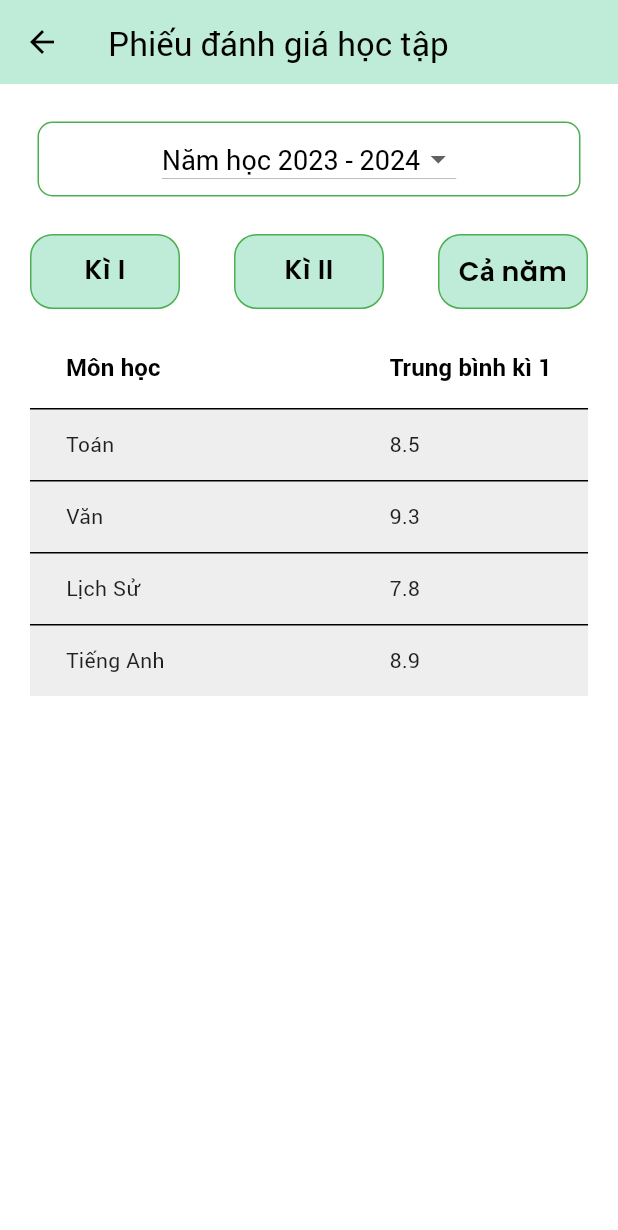
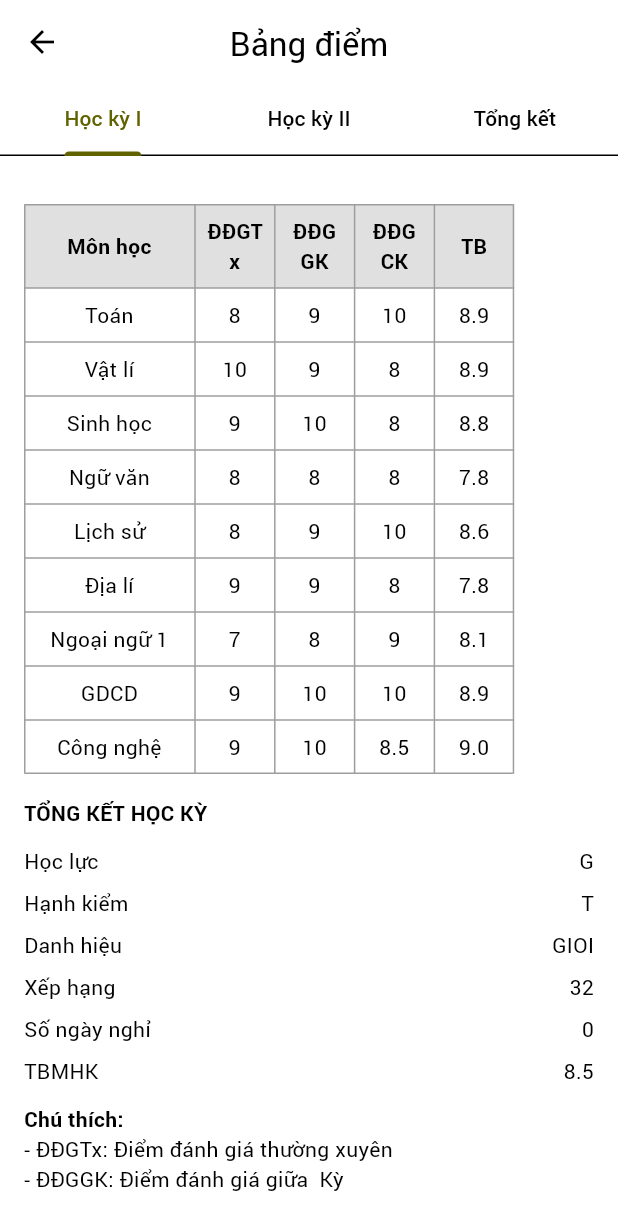
Before and after one commit to Hnamsouth/project_sem4_flutter_app_mobile, a Flutter app: the AllActionScreen screen opened directly, after a tap on an icon or button, on a phone screen of 412 x 824 dp. Shown: the top 1230 px of the screen. Run offline on Flutter 3.47's test engine with Material 3 defaults, Android fonts, the phone set to English and light mode, and no system bars; our stand-ins replace cloud_firestore, dio, equatable, firebase_core, firebase_storage, flutter_easyloading and 12 more; missing offline and left inert: quickly; accounts and stored records are empty.

Commit message:
hiien cm

```diff
--- a/lib/screens/parents/action/allAction.dart
+++ b/lib/screens/parents/action/allAction.dart
@@ -3,8 +3,8 @@ import 'package:flutter/material.dart';
 import 'package:font_awesome_flutter/font_awesome_flutter.dart';
 import 'package:get/get.dart';
 import 'package:get/get_core/src/get_main.dart';
-import 'package:project_sem4_flutter_app_mobile/screens/parents/action/learning/learning_assessment.dart';
 import 'package:project_sem4_flutter_app_mobile/screens/parents/action/meal/meal_screen.dart';
+import 'package:project_sem4_flutter_app_mobile/screens/parents/action/report/report_card.dart';
 import 'package:project_sem4_flutter_app_mobile/screens/parents/action/schedule/schedule_screen.dart';
 import 'package:project_sem4_flutter_app_mobile/screens/parents/action/student/student_infor.dart';
 import 'package:project_sem4_flutter_app_mobile/screens/parents/action/schedule/schedule_screen.dart';
@@ -47,10 +47,10 @@ class _AllActionScreenState extends State<AllActionScreen> {
     },
 
     {
-      'title': "Phiếu đánh giá học tập",
+      'title': "Bảng điểm",
       'icon': FontAwesomeIcons.calendarDay,
       'action': () => {
-        Get.to(LeaningAssessmentScreen())
+        Get.to(ReportCardScreen())
       },
       'color': Colors.yellow
     },
--- a/lib/screens/parents/action/learning/learning_assessment.dart
+++ /dev/null
@@ -1,187 +0,0 @@
-import 'package:flutter/cupertino.dart';
-import 'package:flutter/material.dart';
-import 'package:flutter/widgets.dart';
-import 'package:project_sem4_flutter_app_mobile/screens/widgets/my_button.dart';
-
-const List<String> list = <String>[
-  'Năm học 2023 - 2024',
-  'Năm học 2024 - 2025',
-  'Năm học 2025 - 2026',
-  'Năm học 2026 - 2027'
-];
-
-final List<String> entries = <String>['A', 'B', 'C'];
-final List<int> colorCodes = <int>[600, 500, 100];
-
-class LeaningAssessmentScreen extends StatefulWidget {
-  const LeaningAssessmentScreen({super.key});
-
-  @override
-  State<LeaningAssessmentScreen> createState() => _LeaningAssessmentState();
-}
-
-class _LeaningAssessmentState extends State<LeaningAssessmentScreen> {
-  String dropdownValue = list.first;
-
-  late int _selectedIndex;
-
-  final List<Subject> subjects = [
-    Subject('Toán', 8.5, 7.8),
-    Subject('Văn', 9.3, 8.7),
-    Subject('Lịch Sử', 7.8, 7.2),
-    Subject('Tiếng Anh', 8.9, 8.3),
-  ];
-  @override
-  void initState() {
-    super.initState();
-    _selectedIndex = 0; // Mặc định hiển thị tab cho kỳ học 1
-  }
-
-  @override
-  Widget build(BuildContext context) {
-    return Scaffold(
-      appBar: AppBar(
-        backgroundColor: Color(0xFFBFECD9),
-        title: Text("Phiếu đánh giá học tập"),
-      ),
-      body: Container(
-        color: Colors.white,
-        height: double.infinity,
-        padding: EdgeInsets.fromLTRB(10, 10, 10, 10),
-        child: Column(
-          children: [
-            Container(
-              margin: const EdgeInsets.all(15.0),
-              padding: const EdgeInsets.all(3.0),
-              decoration: BoxDecoration(
-                  borderRadius: BorderRadius.circular(10),
-                  border: Border.all(color: Colors.green)),
-              height: 50,
-              width: double.infinity,
-              child: Center(
-                child: DropdownButton<String>(
-                  value: dropdownValue,
-                  icon: const Icon(Icons.arrow_drop_down),
-                  elevation: 16,
-                  style: const TextStyle(color: Colors.black, fontSize: 18),
-                  onChanged: (String? value) {
-                    // This is called when the user selects an item.
-                    setState(() {
-                      dropdownValue = value!;
-                    });
-                  },
-                  items: list.map<DropdownMenuItem<String>>((String value) {
-                    return DropdownMenuItem<String>(
-                      value: value,
-                      child: Text(value),
-                    );
-                  }).toList(),
-                ),
-              ),
-            ),
-            Row(
-              mainAxisAlignment: MainAxisAlignment.spaceBetween,
-              children: <Widget>[
-                MyButton(
-                  onPressed: () {
-                    setState(() {
-                      _selectedIndex = 0; // Chọn tab cho kỳ học 1
-                    });
-                  },
-                  buttonText: 'Kì I',
-                  btnHeight: 50,
-                  btnWidth: 100,
-                ),
-                MyButton(
-                  onPressed: () {
-                    setState(() {
-                      _selectedIndex = 1; // Chọn tab cho kỳ học 1
-                    });
-                  },
-                  buttonText: 'Kì II',
-                  btnHeight: 50,
-                  btnWidth: 100,
-                ),
-                MyButton(
-                  onPressed: () {
-                    setState(() {
-                      _selectedIndex = 2; // Chọn tab cho kỳ học 1
-                    });
-                  },
-                  buttonText: 'Cả năm',
-                  btnHeight: 50,
-                  btnWidth: 100,
-                ),
-              ],
-            ),
-            Expanded(
-              child: DataTable(
-                columnSpacing:150, // Khoảng cách giữa các cột
-                columns: [
-                  DataColumn(
-                    label: Text(
-                      'Môn học',
-                      style: TextStyle(fontWeight: FontWeight.bold, fontSize: 16, color: Colors.black),
-                    ),
-                  ),
-                  DataColumn(
-                    label: Text(
-                      _selectedIndex == 0 ? 'Trung bình kì 1' : (_selectedIndex == 1 ? 'Trung bình kì 2' : 'Tổng kết'),
-                      style: TextStyle(fontWeight: FontWeight.bold, fontSize: 16, color: Colors.black),
-                    ),
-                  ),
-                ],
-                rows: subjects.map((subject) {
-                  String content = _selectedIndex == 0
-                      ? '${subject.averageSemester1}'
-                      : (_selectedIndex == 1 ? '${subject.averageSemester2}' : '${subject.summary}');
-                  return DataRow(
-                    color: MaterialStateColor.resolveWith((states) => Colors.grey[200]!), // Màu nền của hàng
-                    cells: [
-                      DataCell(
-                        Text(
-                          subject.name,
-                          style: TextStyle(fontSize: 14, color: Colors.black87),
-                        ),
-                      ),
-                      DataCell(
-                        Text(
-                          content,
-                          style: TextStyle(fontSize: 14, color: Colors.black87),
-                        ),
-                      ),
-                    ],
-                  );
-                }).toList(),
-              ),
-            ),
-          ],
-        ),
-      ),
-    );
-  }
-}
-
-
-class Subject {
-  late String name;
-  late double averageSemester1;
-  late double averageSemester2;
-  late String summary;
-
-  Subject(this.name, this.averageSemester1, this.averageSemester2) {
-    // Tính tổng kết dựa trên điểm trung bình của từng kỳ
-    double totalAverage = (averageSemester1 + averageSemester2) / 2;
-
-    // Xác định tổng kết dựa trên totalAverage
-    if (totalAverage >= 8.5) {
-      summary = 'Giỏi';
-    } else if (totalAverage >= 7) {
-      summary = 'Khá';
-    } else if (totalAverage >= 5.0) {
-      summary = 'Trung Bình';
-    } else {
-      summary = 'Yếu';
-    }
-  }
-}
--- /dev/null
+++ b/lib/screens/parents/action/report/report_card.dart
@@ -0,0 +1,196 @@
+import 'package:flutter/cupertino.dart';
+import 'package:flutter/material.dart';
+import 'dart:async';
+
+class ReportCardScreen extends StatefulWidget {
+  const ReportCardScreen({Key? key}) : super(key: key);
+
+  @override
+  _ReportCardScreenState createState() => _ReportCardScreenState();
+}
+
+class _ReportCardScreenState extends State<ReportCardScreen> with TickerProviderStateMixin {
+  TabController? _tabController;
+
+  @override
+  void initState() {
+    super.initState();
+    _tabController = TabController(length: 3, vsync: this);
+  }
+
+  @override
+  Widget build(BuildContext context) {
+    return Scaffold(
+      appBar: AppBar(
+        title: const Text('Bảng điểm'),
+        centerTitle: true,
+      ),
+      body: Column(
+        crossAxisAlignment: CrossAxisAlignment.start,
+        children: [
+          TabBar(
+            controller: _tabController,
+            tabs: [
+              Tab(text: 'Học kỳ I'),
+              Tab(text: 'Học kỳ II'),
+              Tab(text: 'Tổng kết'),
+            ],
+            onTap: (index) {
+              setState(() {});
+            },
+          ),
+          Expanded(
+            child: TabBarView(
+              controller: _tabController,
+              children: [
+                _buildReportCard('Học kỳ I', _semester1Rows()),
+                _buildReportCard('Học kỳ II', _semester2Rows()),
+                _buildReportCard('Tổng kết', _summaryRows()),
+              ],
+            ),
+          ),
+        ],
+      ),
+    );
+  }
+
+  Widget _buildReportCard(String title, List<TableRow> rows) {
+    return SingleChildScrollView(
+      padding: const EdgeInsets.all(16.0),
+      child: Column(
+        crossAxisAlignment: CrossAxisAlignment.start,
+        children: [
+          const SizedBox(height: 16.0),
+          Table(
+            border: TableBorder.all(color: Colors.grey),
+            columnWidths: const <int, TableColumnWidth>{
+              0: FractionColumnWidth(0.3),
+              1: FractionColumnWidth(0.14),
+              2: FractionColumnWidth(0.14),
+              3: FractionColumnWidth(0.14),
+              4: FractionColumnWidth(0.14),
+              5: FractionColumnWidth(0.14),
+            },
+            defaultVerticalAlignment: TableCellVerticalAlignment.middle,
+            children: rows,
+          ),
+          const SizedBox(height: 16.0),
+          const Text(
+            'TỔNG KẾT HỌC KỲ',
+            style: TextStyle(fontWeight: FontWeight.bold),
+          ),
+          const SizedBox(height: 8.0),
+          _buildSummaryRow('Học lực', 'G'),
+          _buildSummaryRow('Hạnh kiểm', 'T'),
+          _buildSummaryRow('Danh hiệu', 'GIOI'),
+          _buildSummaryRow('Xếp hạng', '32'),
+          _buildSummaryRow('Số ngày nghỉ', '0'),
+          _buildSummaryRow('TBMHK', '8.5'),
+          const SizedBox(height: 8.0),
+          const Text(
+            'Chú thích:',
+            style: TextStyle(fontWeight: FontWeight.bold),
+          ),
+          const Text('- ĐĐGTx: Điểm đánh giá thường xuyên'),
+          const Text('- ĐĐGGK: Điểm đánh giá giữa  Kỳ'),
+        ],
+      ),
+    );
+  }
+
+  List<TableRow> _semester1Rows() {
+    return [
+      _buildTableHeader(),
+      _buildTableRow('Toán', '8', '9', '10', '8.9'),
+      _buildTableRow('Vật lí', '10', '9', '8', '8.9'),
+      _buildTableRow('Sinh học', '9', '10', '8',  '8.8'),
+      _buildTableRow('Ngữ văn', '8', '8', '8',  '7.8'),
+      _buildTableRow('Lịch sử', '8', '9', '10',  '8.6'),
+      _buildTableRow('Địa lí', '9', '9', '8', '7.8'),
+      _buildTableRow('Ngoại ngữ 1', '7', '8', '9', '8.1'),
+      _buildTableRow('GDCD', '9', '10', '10',  '8.9'),
+      _buildTableRow('Công nghệ', '9', '10', '8.5',  '9.0'),
+    ];
+  }
+
+  List<TableRow> _semester2Rows() {
+    return [
+      _buildTableHeader(),
+      _buildTableRow('Toán', '8', '8', '9', '8.6'),
+      _buildTableRow('Vật lí', '9', '8.5', '8',  '8.4'),
+      _buildTableRow('Sinh học', '8', '9', '7',  '8.0'),
+      _buildTableRow('Ngữ văn', '8', '8', '7',  '7.6'),
+      _buildTableRow('Lịch sử', '9', '9', '9',  '9.0'),
+      _buildTableRow('Địa lí', '8', '8', '7',  '7.8'),
+      _buildTableRow('Ngoại ngữ 1', '7', '7', '8',  '7.5'),
+      _buildTableRow('GDCD', '10', '9', '9',  '9.2'),
+      _buildTableRow('Công nghệ', '9', '9', '9',  '9.0'),
+    ];
+  }
+
+  List<TableRow> _summaryRows() {
+    return [
+      _buildTableHeader(),
+      _buildTableRow('Toán', '8', '8.5', '9.5',  '8.9'),
+      _buildTableRow('Vật lí', '9.5', '8.75', '8',  '8.75'),
+      _buildTableRow('Sinh học', '8.5', '9.5', '7.5',  '8.3'),
+      _buildTableRow('Ngữ văn', '8', '8', '7.5', '7.5'),
+      _buildTableRow('Lịch sử', '8.5', '9', '9.5',  '8.9'),
+      _buildTableRow('Địa lí', '8.5', '8.5', '7.5',  '7.9'),
+      _buildTableRow('Ngoại ngữ 1', '7', '7.5', '8.5', '7.8'),
+      _buildTableRow('GDCD', '9.5', '9.5', '9.5',  '9.3'),
+      _buildTableRow('Công nghệ', '9', '9.5', '8.75',  '9.0'),
+    ];
+  }
+
+  TableRow _buildTableHeader() {
+    return TableRow(
+      decoration: BoxDecoration(color: Colors.grey[300]),
+      children: [
+        _buildTableCell('Môn học', isHeader: true),
+        _buildTableCell('ĐĐGTx', isHeader: true),
+        _buildTableCell('ĐĐGGK', isHeader: true),
+        _buildTableCell('ĐĐGCK', isHeader: true),
+        _buildTableCell('TB', isHeader: true),
+      ],
+    );
+  }
+
+  TableRow _buildTableRow(String subject, String ddgtx, String ddgk, String ddgck,  String avg) {
+    return TableRow(
+      children: [
+        _buildTableCell(subject),
+        _buildTableCell(ddgtx),
+        _buildTableCell(ddgk),
+        _buildTableCell(ddgck),
+        _buildTableCell(avg),
+      ],
+    );
+  }
+
+  Widget _buildTableCell(String text, {bool isHeader = false}) {
+    return Padding(
+      padding: const EdgeInsets.all(8.0),
+      child: Text(
+        text,
+        textAlign: TextAlign.center,
+        style: TextStyle(
+          fontWeight: isHeader ? FontWeight.bold : FontWeight.normal,
+        ),
+      ),
+    );
+  }
+
+  Widget _buildSummaryRow(String label, String value) {
+    return Padding(
+      padding: const EdgeInsets.symmetric(vertical: 4.0),
+      child: Row(
+        mainAxisAlignment: MainAxisAlignment.spaceBetween,
+        children: [
+          Text(label),
+          Text(value),
+        ],
+      ),
+    );
+  }
+}
--- a/lib/screens/parents/home_parent.dart
+++ b/lib/screens/parents/home_parent.dart
@@ -4,7 +4,6 @@ import 'package:project_sem4_flutter_app_mobile/controller/student_controller.da
 import 'package:project_sem4_flutter_app_mobile/controller/user_controller.dart';
 import 'package:project_sem4_flutter_app_mobile/screens/parents/action/allAction.dart';
 import 'package:project_sem4_flutter_app_mobile/screens/parents/action/attendance/attendance_creen.dart';
-import 'package:project_sem4_flutter_app_mobile/screens/parents/action/learning/learning_assessment.dart';
 import 'package:project_sem4_flutter_app_mobile/screens/parents/action/schedule/schedule_screen.dart';
 import 'package:project_sem4_flutter_app_mobile/screens/parents/action/tuition/tuition_screen.dart';
 import 'package:smooth_page_indicator/smooth_page_indicator.dart';
@@ -12,6 +11,7 @@ import 'package:font_awesome_flutter/font_awesome_flutter.dart';
 import '../../model/student_info.dart';
 import '../../service/student_service.dart';
 import 'action/meal/meal_screen.dart';
+import 'action/report/report_card.dart';
 import 'action/student/student_infor.dart';
 import 'action/tasks_exercises/tasks_screen.dart';
 
@@ -53,9 +53,9 @@ class _HomeParentState extends State<HomeParent> {
       },
 
       {
-        'title': "Phiếu đánh giá học tập",
+        'title': "Bảng điểm",
         'icon': FontAwesomeIcons.calendarDay,
-        'action': () => {Get.to(LeaningAssessmentScreen())},
+        'action': () => {Get.to(ReportCardScreen())},
         'color': Colors.yellow
       },
       {
```
Also changed, not shown: 1 other file.
